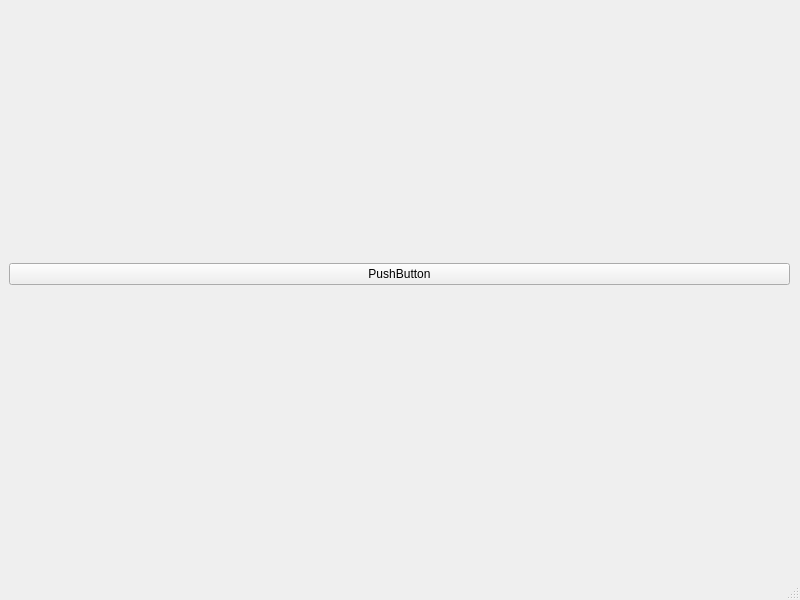
Qt form mainwindow.ui (whopper66/ProGra) before a commit.
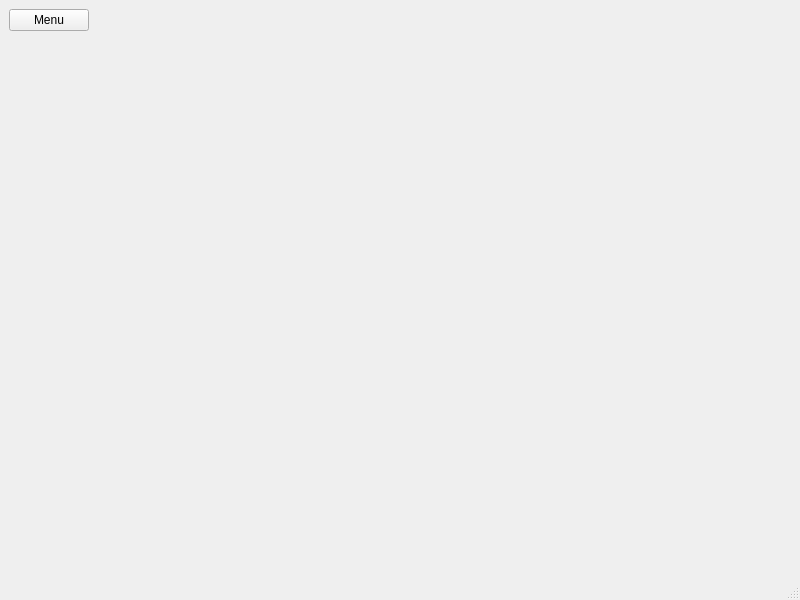
The same form after that commit.

Diff of the .ui file:
```diff
--- a/mainwindow.ui
+++ b/mainwindow.ui
@@ -24,10 +24,36 @@
      </rect>
     </property>
     <layout class="QGridLayout" name="gridLayout">
+     <item row="0" column="1">
+      <spacer name="horizontalSpacer">
+       <property name="orientation">
+        <enum>Qt::Horizontal</enum>
+       </property>
+       <property name="sizeHint" stdset="0">
+        <size>
+         <width>40</width>
+         <height>20</height>
+        </size>
+       </property>
+      </spacer>
+     </item>
+     <item row="1" column="0">
+      <spacer name="verticalSpacer">
+       <property name="orientation">
+        <enum>Qt::Vertical</enum>
+       </property>
+       <property name="sizeHint" stdset="0">
+        <size>
+         <width>20</width>
+         <height>40</height>
+        </size>
+       </property>
+      </spacer>
+     </item>
      <item row="0" column="0">
       <widget class="QPushButton" name="pushButton">
        <property name="text">
-        <string>PushButton</string>
+        <string>Menu</string>
        </property>
       </widget>
      </item>
```
